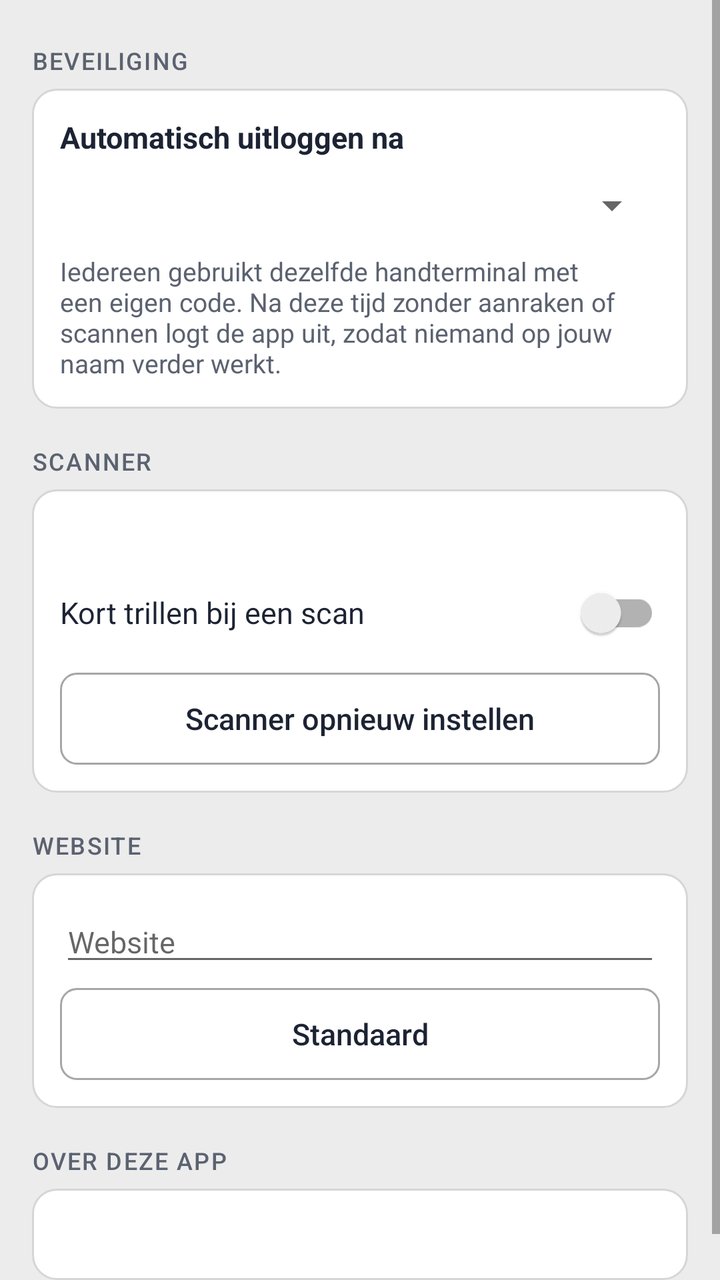
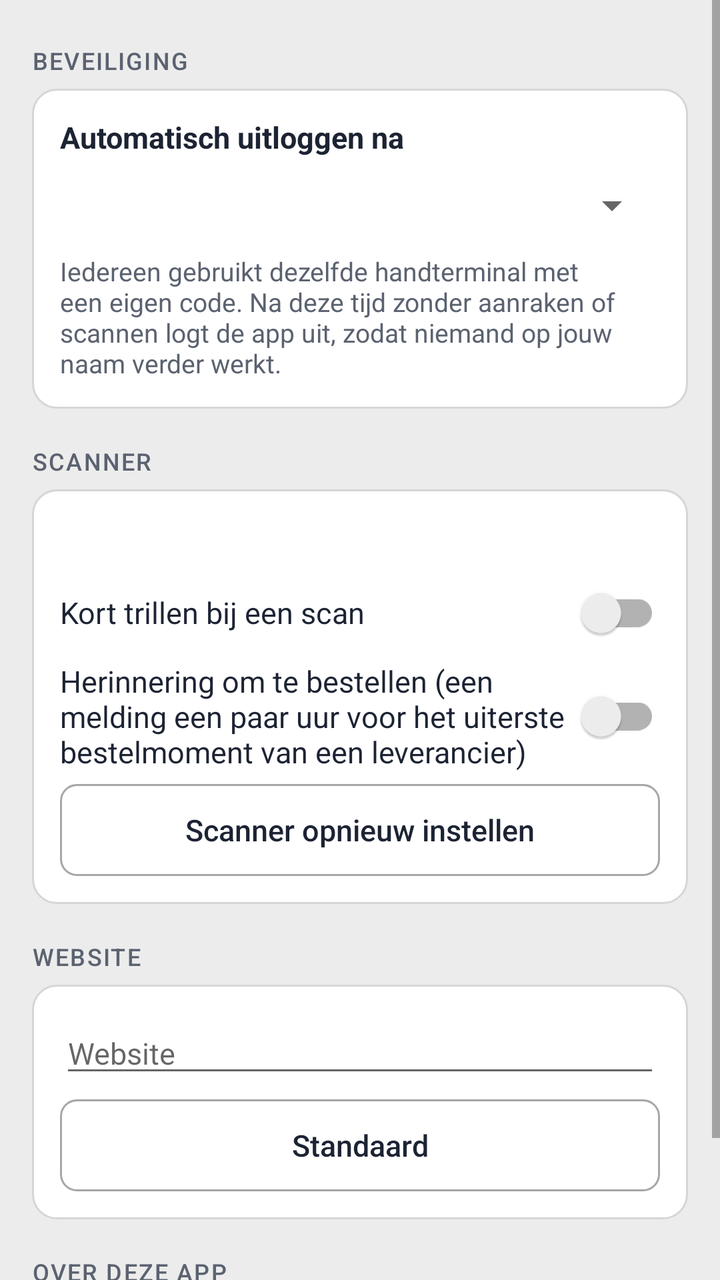

An Android layout rendered at two revisions. The XML below is the earlier revision; the diff shows what the commit changed to produce the second picture.
<!-- AndroidManifest.xml: activity theme Thema.Handterminal.Instellingen -->
<!-- res/layout/activity_instellingen.xml -->
<?xml version="1.0" encoding="utf-8"?>
<ScrollView xmlns:android="http://schemas.android.com/apk/res/android"
    android:layout_width="match_parent"
    android:layout_height="match_parent"
    android:background="@color/achtergrond">

    <LinearLayout
        android:layout_width="match_parent"
        android:layout_height="wrap_content"
        android:orientation="vertical"
        android:paddingStart="16dp"
        android:paddingTop="4dp"
        android:paddingEnd="16dp"
        android:paddingBottom="24dp">

        <TextView style="@style/InstellingKop" android:text="@string/inst_beveiliging" />

        <LinearLayout
            android:layout_width="match_parent"
            android:layout_height="wrap_content"
            android:background="@drawable/kaart"
            android:orientation="vertical"
            android:padding="14dp">

            <TextView
                android:layout_width="wrap_content"
                android:layout_height="wrap_content"
                android:text="@string/inst_uitloggen"
                android:textColor="@color/tekst"
                android:textSize="15sp"
                android:textStyle="bold" />

            <Spinner
                android:id="@+id/uitloggenKeuze"
                android:layout_width="match_parent"
                android:layout_height="48dp" />

            <TextView
                android:layout_width="wrap_content"
                android:layout_height="wrap_content"
                android:text="@string/inst_uitloggen_uitleg"
                android:textColor="@color/tekst_zacht"
                android:textSize="13sp" />
        </LinearLayout>


        <TextView style="@style/InstellingKop" android:text="@string/inst_scanner" />

        <LinearLayout
            android:layout_width="match_parent"
            android:layout_height="wrap_content"
            android:background="@drawable/kaart"
            android:orientation="vertical"
            android:padding="14dp">

            <TextView
                android:id="@+id/scannerStatus"
                android:layout_width="wrap_content"
                android:layout_height="wrap_content"
                android:textColor="@color/tekst_zacht"
                android:textSize="13sp" />

            <androidx.appcompat.widget.SwitchCompat
                android:id="@+id/trillenSchakelaar"
                android:layout_width="match_parent"
                android:layout_height="48dp"
                android:layout_marginTop="6dp"
                android:text="@string/inst_trillen"
                android:textColor="@color/tekst"
                android:textSize="15sp" />

            <Button
                android:id="@+id/scannerOpnieuw"
                android:layout_width="match_parent"
                android:layout_height="46dp"
                android:layout_marginTop="6dp"
                android:background="@drawable/knop_rand"
                android:stateListAnimator="@null"
                android:text="@string/inst_scanner_opnieuw"
                android:textAllCaps="false"
                android:textColor="@color/tekst"
                android:textSize="15sp" />
        </LinearLayout>

        <TextView style="@style/InstellingKop" android:text="@string/inst_website" />

        <LinearLayout
            android:layout_width="match_parent"
            android:layout_height="wrap_content"
            android:background="@drawable/kaart"
            android:orientation="vertical"
            android:padding="14dp">

            
            <EditText
                android:id="@+id/websiteAdres"
                android:layout_width="match_parent"
                android:layout_height="wrap_content"
                android:hint="@string/inst_website"
                android:importantForAutofill="no"
                android:inputType="textUri"
                android:textColor="@color/tekst"
                android:textSize="15sp" />

            <Button
                android:id="@+id/websiteStandaard"
                android:layout_width="match_parent"
                android:layout_height="46dp"
                android:layout_marginTop="6dp"
                android:background="@drawable/knop_rand"
                android:stateListAnimator="@null"
                android:text="@string/inst_website_standaard"
                android:textAllCaps="false"
                android:textColor="@color/tekst"
                android:textSize="15sp" />
        </LinearLayout>

        <TextView style="@style/InstellingKop" android:text="@string/inst_over" />

        <TextView
            android:id="@+id/overTekst"
            android:layout_width="match_parent"
            android:layout_height="wrap_content"
            android:background="@drawable/kaart"
            android:padding="14dp"
            android:textColor="@color/tekst_zacht"
            android:textSize="13sp" />
    </LinearLayout>
</ScrollView>
<!-- resources referenced by this layout -->
<resources>
  <color name="achtergrond">#ECECEC</color>
  <color name="tekst">#1C2333</color>
  <color name="tekst_zacht">#5B6270</color>
  <!-- drawable kaart (drawable) -->
  <?xml version="1.0" encoding="utf-8"?>
  <shape xmlns:android="http://schemas.android.com/apk/res/android">
      <corners android:radius="12dp" />
      <solid android:color="@color/kaart" />
      <stroke android:width="1dp" android:color="@color/rand_licht" />
  </shape>
  <!-- drawable knop_rand (drawable) -->
  <?xml version="1.0" encoding="utf-8"?>
  <selector xmlns:android="http://schemas.android.com/apk/res/android">
      <item android:state_pressed="true">
          <shape><corners android:radius="8dp" /><solid android:color="@color/rand_licht" /><stroke android:width="1dp" android:color="#A6A6A6" /></shape>
      </item>
      <item>
          <shape><corners android:radius="8dp" /><solid android:color="@color/kaart" /><stroke android:width="1dp" android:color="#A6A6A6" /></shape>
      </item>
  </selector>
  <string name="inst_beveiliging">Beveiliging</string>
  <string name="inst_over">Over deze app</string>
  <string name="inst_scanner">Scanner</string>
  <string name="inst_scanner_opnieuw">Scanner opnieuw instellen</string>
  <string name="inst_trillen">Kort trillen bij een scan</string>
  <string name="inst_uitloggen">Automatisch uitloggen na</string>
  <string name="inst_uitloggen_uitleg">Iedereen gebruikt dezelfde handterminal met een eigen code. Na deze tijd zonder aanraken of scannen logt de app uit, zodat niemand op jouw naam verder werkt.</string>
  <string name="inst_website">Website</string>
  <string name="inst_website_standaard">Standaard</string>
  <style name="InstellingKop">
          <item name="android:layout_width">match_parent</item>
          <item name="android:layout_height">wrap_content</item>
          <item name="android:layout_marginTop">18dp</item>
          <item name="android:layout_marginBottom">6dp</item>
          <item name="android:textColor">@color/tekst_zacht</item>
          <item name="android:textSize">12sp</item>
          <item name="android:textAllCaps">true</item>
          <item name="android:letterSpacing">0.06</item>
          <item name="android:fontFamily">sans-serif-medium</item>
      </style>
  <style name="Thema.Handterminal.Instellingen" parent="Theme.AppCompat.Light.DarkActionBar">
          <item name="colorPrimary">@color/navy</item>
          <item name="colorPrimaryDark">@color/navy</item>
          <item name="colorAccent">@color/geel_donker</item>
          <item name="android:windowBackground">@color/achtergrond</item>
      </style>
  <color name="kaart">#FFFFFF</color>
  <color name="rand_licht">#D6D6D6</color>
  <color name="navy">#1C2B4A</color>
  <color name="geel_donker">#E0BA17</color>
</resources>

<!-- the commit's change to res/layout/activity_instellingen.xml (unified diff, before → after) -->
@@ -69,6 +69,15 @@
                 android:textColor="@color/tekst"
                 android:textSize="15sp" />
 
+            <androidx.appcompat.widget.SwitchCompat
+                android:id="@+id/herinneringSchakelaar"
+                android:layout_width="match_parent"
+                android:layout_height="wrap_content"
+                android:minHeight="48dp"
+                android:text="@string/inst_bestel_herinnering"
+                android:textColor="@color/tekst"
+                android:textSize="15sp" />
+
             <Button
                 android:id="@+id/scannerOpnieuw"
                 android:layout_width="match_parent"
<!-- resource entries referenced after the edit -->
@@ -20,6 +20,7 @@
           <shape><corners android:radius="8dp" /><solid android:color="@color/kaart" /><stroke android:width="1dp" android:color="#A6A6A6" /></shape>
       </item>
   </selector>
+  <string name="inst_bestel_herinnering">Herinnering om te bestellen (een melding een paar uur voor het uiterste bestelmoment van een leverancier)</string>
   <string name="inst_beveiliging">Beveiliging</string>
   <string name="inst_over">Over deze app</string>
   <string name="inst_scanner">Scanner</string>
